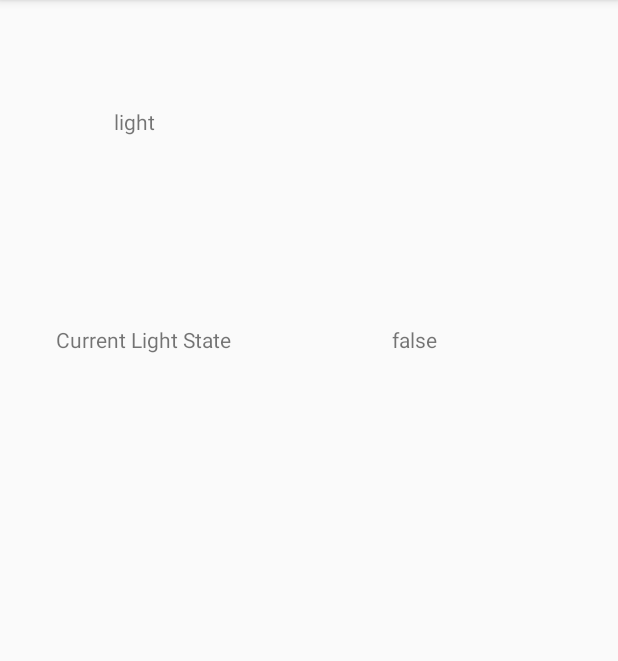
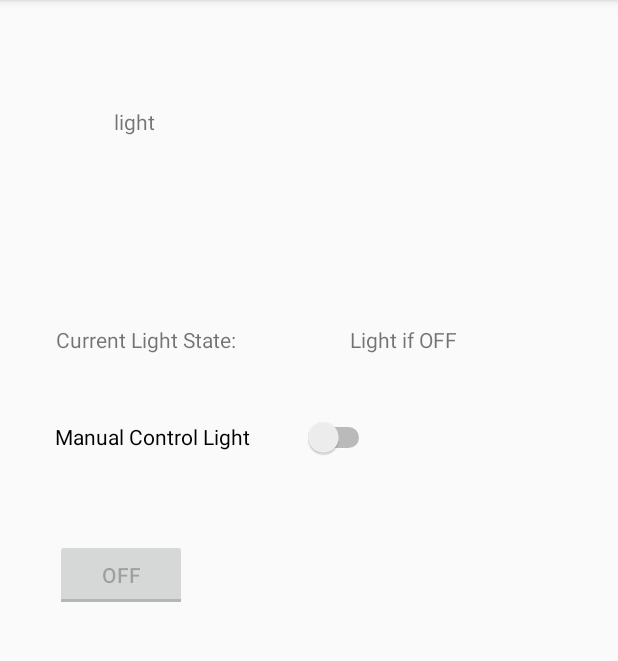
Before and after one commit to tongdanzhu/3010Project, an Android app: the light screen opened directly, with no data from a screen before it, on a phone screen of 412 x 824 dp, the part 84-745 px from its top. Run offline under Robolectric (Android 15) with nearby library versions, the phone set to English and light mode, and no system bars.

Commit message:
update app

```diff
--- a/Sweet/app/src/main/java/com/example/sweet/house.java
+++ b/Sweet/app/src/main/java/com/example/sweet/house.java
@@ -22,7 +22,7 @@ public class house extends AppCompatActivity {
         setContentView(R.layout.house);
 
         bt_enter_house_id = (Button) findViewById(R.id.bt_enter_house_id);
-        et_house_id = (EditText) findViewById(R.id.et_house_id);
+        et_house_id = (EditText) findViewById(R.id.et_set_threshold);
 
 
         et_house_id.addTextChangedListener(new TextWatcher() {
--- /dev/null
+++ b/Sweet/app/src/main/java/com/example/sweet/houseDAO.java
@@ -0,0 +1,4 @@
+package com.example.sweet;
+
+public class houseDAO {
+}
--- a/Sweet/app/src/main/java/com/example/sweet/light.java
+++ b/Sweet/app/src/main/java/com/example/sweet/light.java
@@ -1,22 +1,73 @@
 package com.example.sweet;
 
 import android.os.Bundle;
+import android.widget.CompoundButton;
+import android.widget.Switch;
 import android.widget.TextView;
+import android.widget.Toast;
+import android.widget.ToggleButton;
 
 import androidx.appcompat.app.AppCompatActivity;
 
 public class light extends AppCompatActivity {
 
     private TextView tv_light_state;
+    private Switch sw_manual_control;
+    private lightVO light;
+    private ToggleButton tbt_manual_control;
+
     @Override
     protected void onCreate(Bundle savedInstanceState) {
         super.onCreate(savedInstanceState);
         setContentView(R.layout.light);
-        lightVO light=new lightVO();
-        light.setManualControl(false);
 
-        tv_light_state=(TextView) findViewById(R.id.tv_light_state);
-        tv_light_state.setText(light.isManualControl()+"");
+        light = new lightVO();
+        light.setLightState(false);
+
+        tv_light_state = (TextView) findViewById(R.id.tv_light_state);
+        if(light.isLightState()){
+            tv_light_state.setText("Light is ON");}
+        else{
+            tv_light_state.setText("Light if OFF");
+        }
+
+        //switch of manual controller of light
+        sw_manual_control = (Switch) findViewById(R.id.sw_manual_control);
+        sw_manual_control.setOnCheckedChangeListener(new CompoundButton.OnCheckedChangeListener() {
+            @Override
+            public void onCheckedChanged(CompoundButton buttonView, boolean isChecked) {
+                if (isChecked) {
+                    toast("manual control is: " + isChecked);
+                    light.setManualControl(isChecked);
+                    tbt_manual_control.setEnabled(Boolean.TRUE);
+                } else {
+                    toast("manual control is: " + isChecked);
+                    light.setManualControl(isChecked);
+                    tbt_manual_control.setEnabled(Boolean.FALSE);
+                }
+            }
+        });
+
+
+        //toggle button of turn on or off the light manually
+        tbt_manual_control = (ToggleButton) findViewById(R.id.tbt_manual_control);
+
+        tbt_manual_control.setOnCheckedChangeListener(new CompoundButton.OnCheckedChangeListener() {
+            public void onCheckedChanged(CompoundButton buttonView, boolean isChecked) {
+                if (isChecked) {
+                    toast("Turn On Light");
+                    light.setLightState(isChecked);
+                } else {
+                    toast("Turn Off Light");
+                    light.setLightState(isChecked);
+                }
+            }
+        });
+
 
     }
+    private void toast(String s){
+        Toast.makeText(getApplication(),s, Toast.LENGTH_SHORT).show();
+    }
+
 }
--- a/Sweet/app/src/main/res/layout/house.xml
+++ b/Sweet/app/src/main/res/layout/house.xml
@@ -7,7 +7,7 @@
     tools:context=".house">
 
     <EditText
-        android:id="@+id/et_house_id"
+        android:id="@+id/et_set_threshold"
         android:layout_width="0dp"
         android:layout_height="45dp"
         android:layout_marginTop="10dp"
--- a/Sweet/app/src/main/res/layout/light.xml
+++ b/Sweet/app/src/main/res/layout/light.xml
@@ -42,4 +42,31 @@
         app:layout_constraintStart_toStartOf="parent"
         app:layout_constraintTop_toTopOf="parent"
         app:layout_constraintVertical_bias="0.289" />
+
+    <Switch
+        android:id="@+id/sw_manual_control"
+        android:layout_width="213dp"
+        android:layout_height="28dp"
+        android:text="Manual Control Light"
+        android:textOff="Turn OFF"
+        android:textOn="Turn ON"
+        app:layout_constraintBottom_toBottomOf="parent"
+        app:layout_constraintEnd_toEndOf="parent"
+        app:layout_constraintHorizontal_bias="0.186"
+        app:layout_constraintStart_toStartOf="parent"
+        app:layout_constraintTop_toTopOf="parent"
+        app:layout_constraintVertical_bias="0.375" />
+
+    <ToggleButton
+        android:id="@+id/tbt_manual_control"
+        android:layout_width="wrap_content"
+        android:layout_height="wrap_content"
+        android:text="@string/manualControlLight"
+        android:enabled="false"
+        app:layout_constraintBottom_toBottomOf="parent"
+        app:layout_constraintEnd_toEndOf="parent"
+        app:layout_constraintHorizontal_bias="0.114"
+        app:layout_constraintStart_toStartOf="parent"
+        app:layout_constraintTop_toTopOf="parent"
+        app:layout_constraintVertical_bias="0.499" />
 </androidx.constraintlayout.widget.ConstraintLayout>
--- a/Sweet/app/src/main/res/values/strings.xml
+++ b/Sweet/app/src/main/res/values/strings.xml
@@ -7,7 +7,9 @@
     <string name="doorbell">doorbell</string>
     <string name="houseid">house id</string>
     <string name="currenthouse">Current House: </string>
-    <string name="currentLightState">Current Light State</string>
-    <string name="currentThreshold">Current Threshold</string>
+    <string name="currentLightState">Current Light State: </string>
+    <string name="currentThreshold">Current Threshold: </string>
     <string name="setThreshold">Set Threshold</string>
+    <string name="thresholdRange">Update Threshold (0C-40C): </string>
+    <string name="manualControlLight">Manual Control Light</string>
 </resources>
```
Also changed, not shown: Sweet/app/src/main/java/com/example/sweet/temperature.java (+79 -5 lines), Sweet/app/src/main/res/layout/temperature.xml (+35 -20 lines), 1 other file.
